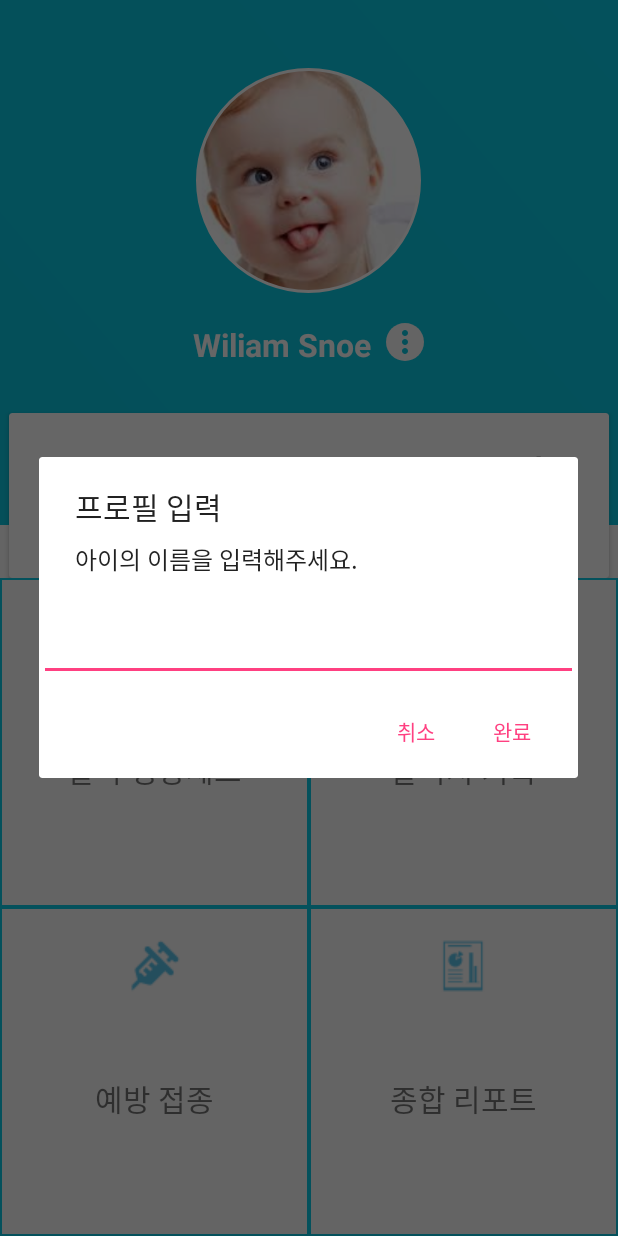
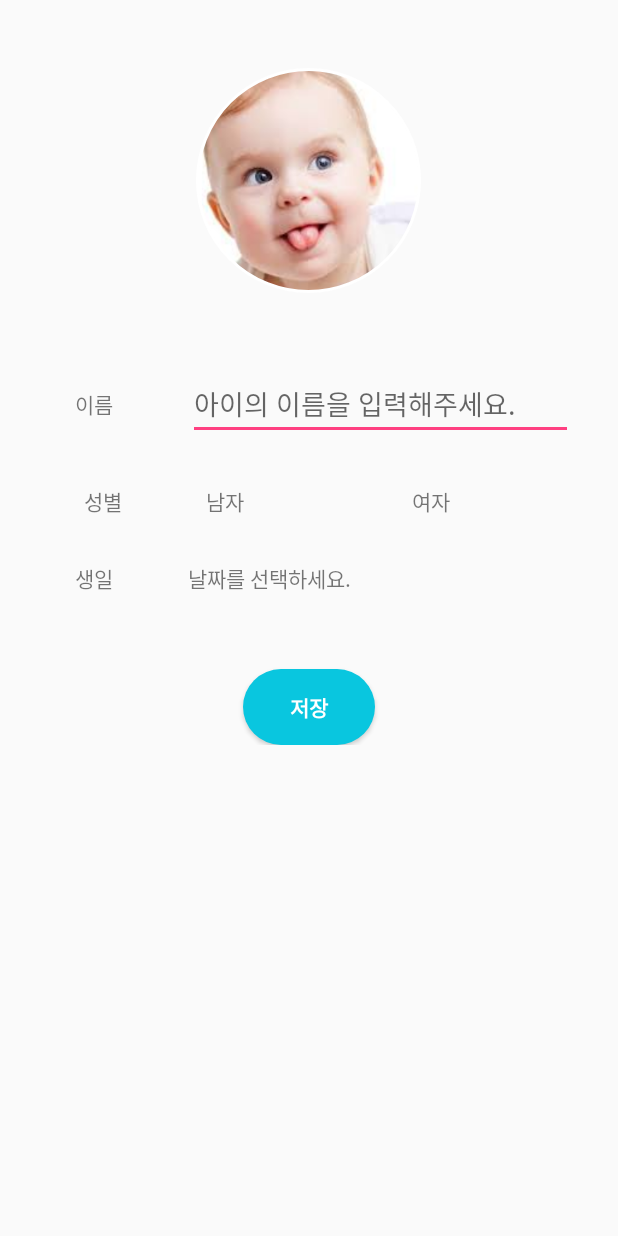
Before and after one commit to 6415y/healthybaby, an Android app: the screen it shows after launch (MainActivity before the commit, ProfilechnActivity after it), after a tap on an icon or button, on a phone screen of 412 x 824 dp. Run offline under Robolectric (Android 15) with nearby library versions, the phone set to English and light mode, and no system bars; our stand-ins replace CircleImageView, Firebase (no records; nobody signed in at launch, a user with empty details on screens opened directly), Picasso.

Commit message:
프로필 수정 액티비티 추가

```diff
--- a/app/build.gradle
+++ b/app/build.gradle
@@ -19,7 +19,7 @@ android {
     }
 }
 repositories {
-    flatDir{
+    flatDir {
         dirs 'libs'
     }
 }
--- a/app/src/main/AndroidManifest.xml
+++ b/app/src/main/AndroidManifest.xml
@@ -1,11 +1,13 @@
 <?xml version="1.0" encoding="utf-8"?>
 <manifest xmlns:android="http://schemas.android.com/apk/res/android"
     package="com.example.james.healthybaby">
+
     <uses-permission android:name="android.permission.INTERNET" />
     <uses-permission android:name="android.permission.WRITE_EXTERNAL_STORAGE" />
     <uses-permission android:name="android.permission.READ_EXTERNAL_STORAGE" />
     <uses-permission android:name="android.permission.CAMERA" />
     <uses-permission android:name="android.permission.ACCESS_NETWORK_STATE" />
+
     <application
         android:allowBackup="true"
         android:icon="@mipmap/ic_main"
@@ -27,7 +29,8 @@
         <activity android:name=".VaccinActivity" />
         <activity android:name=".VaccinDetailActivity" />
         <activity android:name=".VaccinInfoActivity" />
-        <activity android:name=".AllergyDetailActivity"/>
+        <activity android:name=".AllergyDetailActivity" />
+        <activity android:name=".ProfilechnActivity"></activity>
     </application>
 
 </manifest>
--- a/app/src/main/java/com/example/james/healthybaby/MainActivity.java
+++ b/app/src/main/java/com/example/james/healthybaby/MainActivity.java
@@ -162,90 +162,8 @@ public class MainActivity extends AppCompatActivity {
         chgprobtn.setOnClickListener(new View.OnClickListener() {
             @Override
             public void onClick(View view) {
-                AlertDialog.Builder name = new AlertDialog.Builder(MainActivity.this);
-                name.setTitle("프로필 입력");
-                name.setMessage("아이의 이름을 입력해주세요.");
-                name.setCancelable(false);
-                final EditText et = new EditText(MainActivity.this);
-                name.setView(et);
-                name.setPositiveButton("완료", new DialogInterface.OnClickListener() {
-                    @Override
-                    public void onClick(final DialogInterface dialogInterface, int i) {
-                        //이름입력 edittext 긁어오기 et.getText().toString();
-                        dialogInterface.dismiss();
-                        final AlertDialog.Builder sexcheck = new AlertDialog.Builder(MainActivity.this);
-                        sexcheck.setTitle("아이의 성별을 입력해주세요.");
-                        babysex="남자";
-                        sexcheck.setCancelable(false);
-                        final String[] sex = {"남자", "여자"};
-                        sexcheck.setSingleChoiceItems(sex, 0, new DialogInterface.OnClickListener() {
-                            @Override
-                            public void onClick(DialogInterface dialogInterface, int which) {
-                                babysex = sex[which];//이거로 성별측정가능 sex[0]은 남자 sex[1]은 여자
-                            }
-                        }).setPositiveButton("확인", new DialogInterface.OnClickListener() {
-                            @Override
-                            public void onClick(final DialogInterface dialogInterface, int i) {
-                                //여기부터 생일입력다이얼로그
-                                AlertDialog.Builder birth = new AlertDialog.Builder(MainActivity.this);
-                                birth.setTitle("프로필 입력");
-                                birth.setMessage("아이의 생일을 입력해주세요.");
-                                birth.setCancelable(false);
-                                birth.setPositiveButton("확인", new DialogInterface.OnClickListener() {
-                                    @Override
-                                    public void onClick(DialogInterface dialogInterface, int i) {
-                                        dialogInterface.dismiss();
-                                        DatePickerDialog agedialog = new DatePickerDialog(MainActivity.this, new DatePickerDialog.OnDateSetListener() {
-                                            @Override
-                                            public void onDateSet(DatePicker datePicker, int year, int month, int date) {
-                                                biryear = year;
-                                                birmonth = month;
-                                                birday = date;
-                                                babyname.setText(et.getText().toString());//아기이름 수정
-                                                babyyear.setText(yearcheck(year,month,date));//년도 수정
-                                                babydateage.setText(datecheck(year,month,date));
-                                                babymonth.setText(monthcheck(year,month,date));
-                                                FirebaseDatabase db = FirebaseDatabase.getInstance();
-                                                DatabaseReference profile = db.getReference();
-                                                profile putprofile = new profile(profileage(year, month, date), year, month, date, et.getText().toString(), babysex);//프로필 db에 저장
-                                                profile.child("profile").setValue(putprofile);
-                                            }
-                                        }, Calendar.getInstance().get(Calendar.YEAR), Calendar.getInstance().get(Calendar.MONTH), Calendar.getInstance().get(Calendar.DAY_OF_MONTH));
-                                        Calendar maxDate=Calendar.getInstance();
-                                        Calendar current=Calendar.getInstance();
-                                        maxDate.set(current.get(Calendar.YEAR),current.get(Calendar.MONTH),current.get(Calendar.DAY_OF_MONTH));
-                                        agedialog.getDatePicker().setMaxDate(maxDate.getTimeInMillis());
-                                        agedialog.show();
-
-
-                                        //달력표시
-                                    }
-                                }).setNegativeButton("취소", new DialogInterface.OnClickListener() {
-                                    @Override
-                                    public void onClick(DialogInterface dialog, int which) {
-                                        dialogInterface.dismiss();
-                                    }
-                                });
-                                birth.show();
-                                //생일입력다이얼로그 끝
-                            }
-                        }).setNegativeButton("취소", new DialogInterface.OnClickListener() {
-                            @Override
-                            public void onClick(DialogInterface dialog, int which) {
-                                dialogInterface.dismiss();
-                            }
-                        });
-                        sexcheck.show();
-                    }
-                }).setNegativeButton("취소", new DialogInterface.OnClickListener() {
-                    @Override
-                    public void onClick(DialogInterface dialog, int which) {
-
-                    }
-                });
-                name.show();
-
-
+                Intent intent=new Intent(MainActivity.this,ProfilechnActivity.class);
+                startActivity(intent);
             }
         });
         //발육측정 버튼 눌렀을시 동작
--- /dev/null
+++ b/app/src/main/java/com/example/james/healthybaby/ProfilechnActivity.java
@@ -0,0 +1,254 @@
+package com.example.james.healthybaby;
+
+import android.app.DatePickerDialog;
+import android.content.ContentResolver;
+import android.content.Intent;
+import android.graphics.Color;
+import android.net.Uri;
+import android.os.Handler;
+import android.support.annotation.NonNull;
+import android.support.v7.app.AppCompatActivity;
+import android.os.Bundle;
+import android.util.Log;
+import android.view.View;
+import android.webkit.MimeTypeMap;
+import android.widget.Button;
+import android.widget.DatePicker;
+import android.widget.EditText;
+import android.widget.TextView;
+import android.widget.Toast;
+
+import com.google.android.gms.tasks.OnFailureListener;
+import com.google.android.gms.tasks.OnSuccessListener;
+import com.google.firebase.database.DataSnapshot;
+import com.google.firebase.database.DatabaseError;
+import com.google.firebase.database.DatabaseReference;
+import com.google.firebase.database.FirebaseDatabase;
+import com.google.firebase.database.ValueEventListener;
+import com.google.firebase.storage.OnProgressListener;
+import com.google.firebase.storage.StorageReference;
+import com.google.firebase.storage.UploadTask;
+import com.squareup.picasso.Picasso;
+
+import java.text.ParseException;
+import java.text.SimpleDateFormat;
+import java.util.Calendar;
+import java.util.Date;
+
+public class ProfilechnActivity extends AppCompatActivity {
+    int PICK_IMAGE_REQUEST = 1;
+    CircleImageView babyface;
+    EditText editname;
+    TextView selboy, selgirl, editbirth;
+    Button savebtn;
+    String gender="남자";
+    int biryear, birmonth, birdate;
+    public Uri mImageUri;
+    public StorageReference mStroageRef;
+    public DatabaseReference mDatabaseRef;
+
+    protected void onStart() {//첫 실행시 프로필 출력
+        super.onStart();
+        FirebaseDatabase database = FirebaseDatabase.getInstance();
+        final DatabaseReference profileput = database.getReference();
+        profileput.addListenerForSingleValueEvent(new ValueEventListener() {
+            @Override
+            public void onDataChange(DataSnapshot dataSnapshot) {
+                profile getprofile;
+                for (DataSnapshot message : dataSnapshot.getChildren()) {
+                    if (message.getKey().equals("profile")) {
+                        getprofile = message.getValue(profile.class);
+                        if (getprofile != null) {
+                            babyface = (CircleImageView) findViewById(R.id.babyface);
+                            editname = (EditText) findViewById(R.id.editname);
+                            editbirth = (TextView) findViewById(R.id.editbirth);
+                            selboy = (TextView) findViewById(R.id.selboy);
+                            selgirl = (TextView) findViewById(R.id.selgirl);
+                            birdate = getprofile.getDay();
+                            birmonth = getprofile.getMonth();
+                            biryear = getprofile.getYear();
+                            gender = getprofile.getSex();
+                            editname.setText(getprofile.getName());//아기이름 수정
+                            editbirth.setText(getprofile.getYear() + "년 " + (getprofile.getMonth()+1) + "월 " + getprofile.getDay() + "일");
+                            if (gender.equals("남자")) {
+                                selboy.setTextColor(Color.RED);
+                            } else {
+                                selgirl.setTextColor(Color.RED);
+                            }
+                        }
+                    }
+                }
+            }
+
+            @Override
+            public void onCancelled(DatabaseError databaseError) {
+
+            }
+
+        });
+        mDatabaseRef = FirebaseDatabase.getInstance().getReference("uploads");
+        mDatabaseRef.addListenerForSingleValueEvent(new ValueEventListener() {
+            @Override
+            public void onDataChange(DataSnapshot dataSnapshot) {
+                Uploadimage upload;
+                for (DataSnapshot post : dataSnapshot.getChildren()) {
+                    upload = post.getValue(Uploadimage.class);
+                    if (upload != null) {
+                        Picasso.get().load(upload.getmImageUrl()).into(babyface);
+                    }
+                }
+            }
+
+            @Override
+            public void onCancelled(DatabaseError databaseError) {
+
+            }
+        });
+    }
+
+    @Override
+    protected void onCreate(Bundle savedInstanceState) {
+        super.onCreate(savedInstanceState);
+        setContentView(R.layout.activity_profilechn);
+        babyface = (CircleImageView) findViewById(R.id.babyface);
+        editname = (EditText) findViewById(R.id.editname);
+        editbirth = (TextView) findViewById(R.id.editbirth);
+        selboy = (TextView) findViewById(R.id.selboy);
+        selgirl = (TextView) findViewById(R.id.selgirl);
+        savebtn = (Button) findViewById(R.id.savebtn);
+        babyface.setOnClickListener(new View.OnClickListener() {
+            @Override
+            public void onClick(View view) {
+                Intent intent = new Intent();
+                intent.setType("image/*");
+                intent.setAction(Intent.ACTION_GET_CONTENT);
+                startActivityForResult(intent, PICK_IMAGE_REQUEST);
+            }
+        });
+        selboy.setOnClickListener(new View.OnClickListener() {
+            @Override
+            public void onClick(View view) {
+                selboy.setTextColor(Color.RED);
+                selgirl.setTextColor(Color.GRAY);
+                gender="남자";
+            }
+        });
+        selgirl.setOnClickListener(new View.OnClickListener() {
+            @Override
+            public void onClick(View view) {
+                selboy.setTextColor(Color.GRAY);
+                selgirl.setTextColor(Color.RED);
+                gender="여자";
+            }
+        });
+
+        editbirth.setOnClickListener(new View.OnClickListener() {
+            @Override
+            public void onClick(View view) {
+                DatePickerDialog agedialog = new DatePickerDialog(ProfilechnActivity.this, new DatePickerDialog.OnDateSetListener() {
+                    @Override
+                    public void onDateSet(DatePicker datePicker, int year, int month, int date) {
+                        biryear = year;
+                        birmonth = month;
+                        birdate = date;
+                        editbirth.setText(biryear + "년 " + (birmonth+1) + "월 " + birdate + "일");
+                    }
+                }, Calendar.getInstance().get(Calendar.YEAR), Calendar.getInstance().get(Calendar.MONTH), Calendar.getInstance().get(Calendar.DAY_OF_MONTH));
+                Calendar maxDate = Calendar.getInstance();
+                Calendar current = Calendar.getInstance();
+                maxDate.set(current.get(Calendar.YEAR), current.get(Calendar.MONTH), current.get(Calendar.DAY_OF_MONTH));
+                agedialog.getDatePicker().setMaxDate(maxDate.getTimeInMillis());
+                agedialog.show();
+            }
+        });
+
+        savebtn.setOnClickListener(new View.OnClickListener() {
+            @Override
+            public void onClick(View view) {
+                FirebaseDatabase db = FirebaseDatabase.getInstance();
+                DatabaseReference profile = db.getReference();
+                profile putprofile = new profile(profileage(biryear, birmonth, birdate), biryear, birmonth, birdate, editname.getText().toString(), gender);//프로필 db에 저장
+                profile.child("profile").setValue(putprofile);
+                Toast.makeText(ProfilechnActivity.this,"저장되었습니다.",Toast.LENGTH_SHORT).show();
+                finish();
+            }
+        });
+
+
+    }
+
+    public void onActivityResult(int requestCode, int resultCode, Intent data) {
+        if (requestCode == 1 && resultCode == RESULT_OK && data != null && data.getData() != null) {
+            mImageUri = data.getData();
+
+            uploadFile();
+        }
+    }
+
+    public String getFileExtension(Uri uri) {
+        ContentResolver cR = getContentResolver();
+        MimeTypeMap mime = MimeTypeMap.getSingleton();
+        return mime.getExtensionFromMimeType(cR.getType(uri));
+    }
+
+    public void uploadFile() {
+        if (mImageUri != null) {
+            StorageReference fileReference = mStroageRef.child(getFileExtension(mImageUri));
+            fileReference.putFile(mImageUri)
+                    .addOnSuccessListener(new OnSuccessListener<UploadTask.TaskSnapshot>() {
+                        @Override
+                        public void onSuccess(UploadTask.TaskSnapshot taskSnapshot) {//성공시
+                            Handler handler = new Handler();
+                            handler.postDelayed(new Runnable() {
+                                @Override
+                                public void run() {
+
+                                }
+                            },5000);
+                            Toast.makeText(ProfilechnActivity.this, "업로드 완료", Toast.LENGTH_SHORT).show();
+                            Uploadimage upload = new Uploadimage(taskSnapshot.getDownloadUrl().toString());
+                            mDatabaseRef.child("upload").setValue(upload);
+                            babyface.setImageURI(mImageUri);
+                        }
+                    })
+                    .addOnFailureListener(new OnFailureListener() {//실패시
+                        @Override
+                        public void onFailure(@NonNull Exception e) {
+                            Toast.makeText(ProfilechnActivity.this, e.getMessage(), Toast.LENGTH_SHORT).show();
+                        }
+                    })
+                    .addOnProgressListener(new OnProgressListener<UploadTask.TaskSnapshot>() {//프로그래스바 표현
+                        @Override
+                        public void onProgress(UploadTask.TaskSnapshot taskSnapshot) {
+                            double profress = (100.0 * taskSnapshot.getBytesTransferred() / taskSnapshot.getTotalByteCount());
+                            //mProgressBar.
+                        }
+                    });
+        } else {
+            Toast.makeText(this, "파일선택안됨", Toast.LENGTH_SHORT).show();
+        }
+    }
+
+    public int profileage(int year, int month, int day) {//생후만 계산
+        try {
+            String start = year + "-" + month + "-" + day;
+            Calendar current = Calendar.getInstance();
+            String end = current.get(Calendar.YEAR) + "-" + current.get(Calendar.MONTH) + "-" + current.get(Calendar.DAY_OF_MONTH);
+            int currentYear = current.get(Calendar.YEAR);
+            int currentMonth = current.get(Calendar.MONTH);
+            int currentDay = current.get(Calendar.DAY_OF_MONTH);
+            SimpleDateFormat formatter = new SimpleDateFormat("yyyy-MM-dd");
+            Date beginDate = formatter.parse(start);
+            Date endDate = formatter.parse(end);
+
+            // 시간차이를 시간,분,초를 곱한 값으로 나누면 하루 단위가 나옴
+            long diff = endDate.getTime() - beginDate.getTime();
+            int diffDays = (int) (diff / (24 * 60 * 60 * 1000));//생후 일수 나옴
+            return diffDays;
+
+        } catch (ParseException e) {
+            e.printStackTrace();
+        }
+        return 0;
+    }
+}
--- /dev/null
+++ b/app/src/main/res/layout/activity_profilechn.xml
@@ -0,0 +1,113 @@
+<?xml version="1.0" encoding="utf-8"?>
+<LinearLayout xmlns:android="http://schemas.android.com/apk/res/android"
+    xmlns:app="http://schemas.android.com/apk/res-auto"
+    xmlns:tools="http://schemas.android.com/tools"
+    android:layout_width="match_parent"
+    android:layout_height="match_parent"
+    android:orientation="vertical"
+    tools:context="com.example.james.healthybaby.ProfilechnActivity">
+
+    <LinearLayout
+        android:layout_width="match_parent"
+        android:layout_height="wrap_content"
+        android:orientation="vertical">
+
+        <com.example.james.healthybaby.CircleImageView
+            xmlns:app="http://schemas.android.com/apk/res-auto"
+            android:id="@+id/babyface"
+            android:layout_width="150dp"
+            android:layout_height="150dp"
+            android:layout_gravity="center_horizontal"
+            android:layout_marginTop="45dp"
+            android:src="@drawable/photocercle"
+            app:civ_border_color="#ffffff"
+            app:civ_border_width="2dp" />
+    </LinearLayout>
+
+    <LinearLayout
+        android:layout_width="match_parent"
+        android:layout_height="wrap_content"
+        android:layout_marginTop="50dp"
+        android:orientation="vertical">
+
+        <LinearLayout
+            android:layout_width="match_parent"
+            android:layout_height="wrap_content">
+
+            <TextView
+                android:gravity="center"
+                android:layout_width="wrap_content"
+                android:layout_height="match_parent"
+                android:layout_marginLeft="50dp"
+                android:text="이름" />
+
+            <EditText
+                android:hint="아이의 이름을 입력해주세요."
+                android:layout_marginRight="30dp"
+                android:layout_marginLeft="50dp"
+                android:id="@+id/editname"
+                android:layout_width="match_parent"
+                android:layout_height="wrap_content" />
+
+        </LinearLayout>
+
+        <LinearLayout
+            android:layout_marginTop="30dp"
+            android:layout_width="match_parent"
+            android:layout_height="wrap_content">
+
+            <TextView
+                android:gravity="center"
+                android:layout_weight="1"
+                android:layout_width="wrap_content"
+                android:layout_height="match_parent"
+                android:text="성별" />
+            <TextView
+                android:text="남자"
+                android:layout_weight="1"
+                android:id="@+id/selboy"
+                android:layout_width="wrap_content"
+                android:layout_height="wrap_content" />
+
+            <TextView
+                android:text="여자"
+                android:layout_weight="1"
+                android:id="@+id/selgirl"
+                android:layout_width="wrap_content"
+                android:layout_height="wrap_content" />
+        </LinearLayout>
+
+        <LinearLayout
+            android:layout_marginTop="30dp"
+            android:layout_width="match_parent"
+            android:layout_height="wrap_content">
+
+            <TextView
+                android:gravity="center"
+                android:layout_width="wrap_content"
+                android:layout_height="match_parent"
+                android:layout_marginLeft="50dp"
+                android:text="생일" />
+            <TextView
+                android:layout_marginRight="50dp"
+                android:layout_marginLeft="50dp"
+                android:id="@+id/editbirth"
+                android:text="날짜를 선택하세요."
+                android:layout_width="match_parent"
+                android:layout_height="match_parent" />
+
+        </LinearLayout>
+        <Button
+            android:background="@drawable/buttonstyle"
+            android:textColor="#ffffff"
+            android:textStyle="bold"
+            android:layout_marginTop="50dp"
+            android:id="@+id/savebtn"
+            android:layout_gravity="center"
+            android:text="저장"
+            android:layout_width="wrap_content"
+            android:layout_height="match_parent" />
+
+    </LinearLayout>
+
+</LinearLayout>
```
